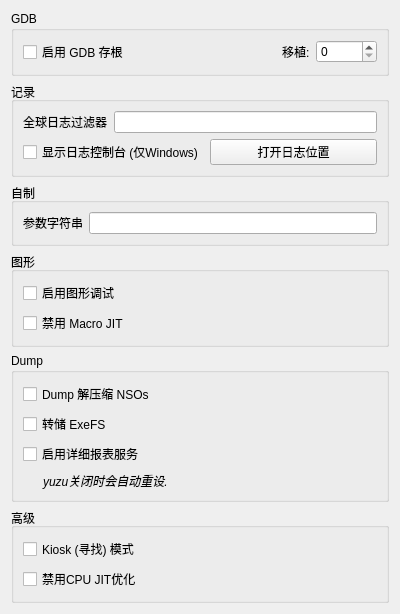
Qt form src/yuzu/configuration/configure_debug.ui (formylover/yuzu-early-access) before a commit.
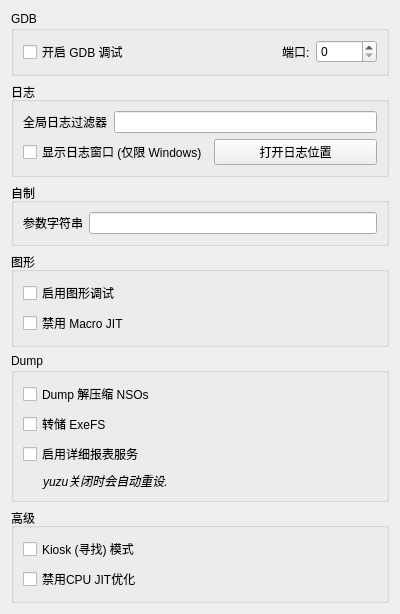
The same form after that commit.

```diff
--- a/src/yuzu/configuration/configure_debug.ui
+++ b/src/yuzu/configuration/configure_debug.ui
@@ -27,7 +27,7 @@
           <item>
            <widget class="QCheckBox" name="toggle_gdbstub">
             <property name="text">
-             <string>启用 GDB 存根</string>
+             <string>开启 GDB 调试</string>
             </property>
            </widget>
           </item>
@@ -47,7 +47,7 @@
           <item>
            <widget class="QLabel" name="label_1">
             <property name="text">
-             <string>移植:</string>
+             <string>端口:</string>
             </property>
            </widget>
           </item>
@@ -68,7 +68,7 @@
    <item>
     <widget class="QGroupBox" name="groupBox_2">
      <property name="title">
-      <string>记录</string>
+      <string>日志</string>
      </property>
      <layout class="QVBoxLayout" name="verticalLayout_4">
       <item>
@@ -76,7 +76,7 @@
         <item>
          <widget class="QLabel" name="label_2">
           <property name="text">
-           <string>全球日志过滤器</string>
+           <string>全局日志过滤器</string>
           </property>
          </widget>
         </item>
@@ -90,7 +90,7 @@
         <item>
          <widget class="QCheckBox" name="toggle_console">
           <property name="text">
-           <string>显示日志控制台 (仅Windows)</string>
+           <string>显示日志窗口 (仅限 Windows)</string>
           </property>
          </widget>
         </item>
```
